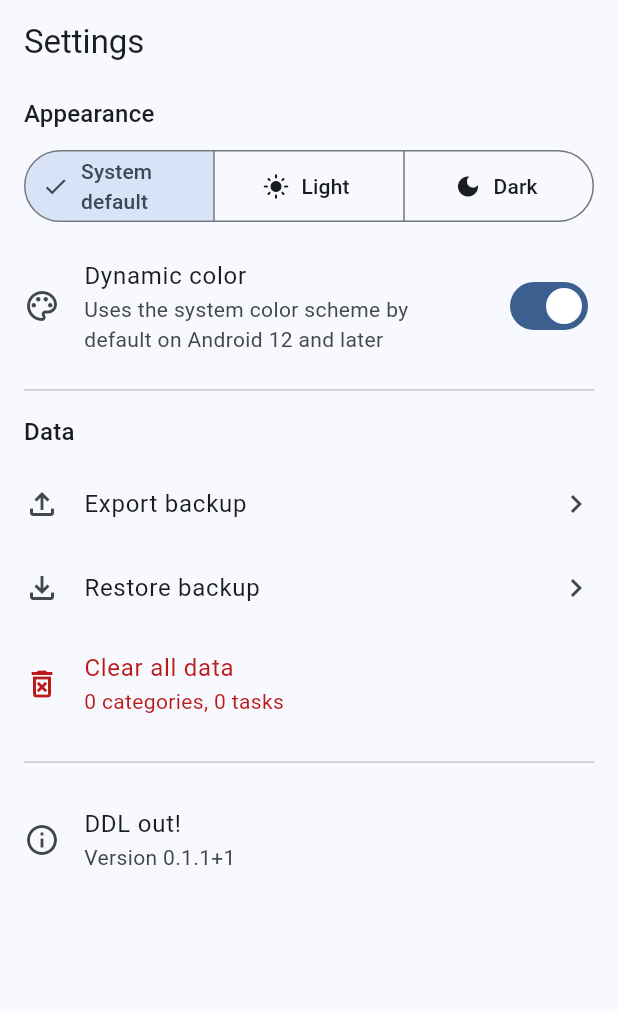
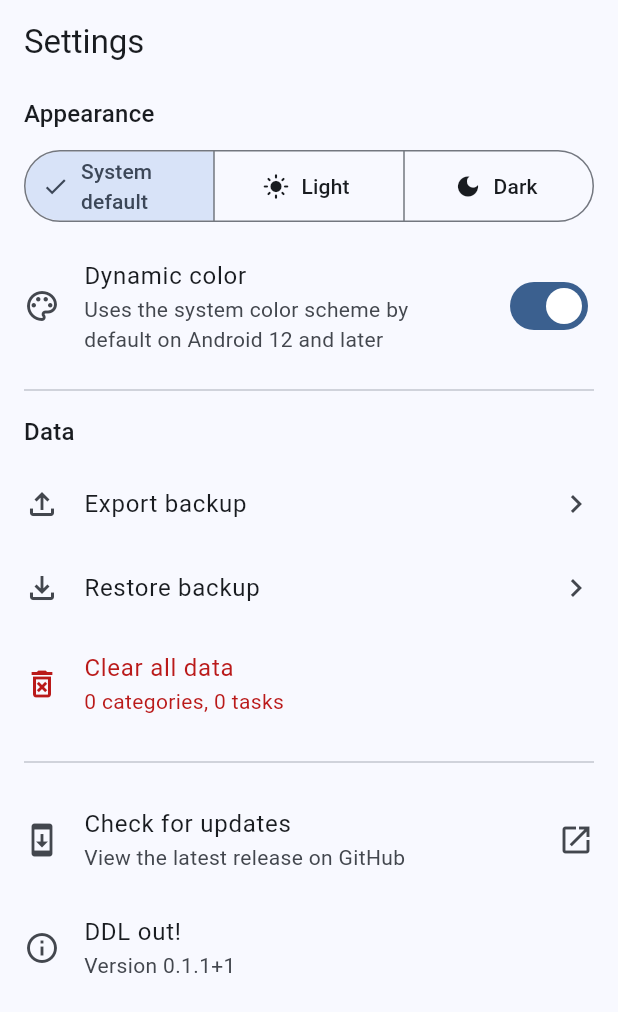
Before and after one commit to FlySparkle/DDL-out, a Flutter app: the SettingsPage screen opened by its route, on a phone screen of 412 x 824 dp. Shown: the top 1012 px of the screen. Run offline on Flutter 3.47's test engine with Material 3 defaults, Android fonts, the phone set to English and light mode, and no system bars; drawn by our look-alikes of dynamic_color; our stand-ins replace drift, drift_flutter, file_picker, flutter_riverpod, go_router, package_info_plus and 1 more; missing offline and left inert: flex_color_picker, window_manager; accounts and stored records are empty; generated files the repository leaves out were written again.

Commit message:
feat(settings): 添加设置页检查更新功能
添加url_launcher依赖以支持跳转外部链接，新增中英日三语的本地化文案，在设置页面加入检查更新入口，点击后跳转至项目GitHub最新发布页，同时更新Windows平台的插件注册配置。

```diff
--- a/lib/features/settings/settings_page.dart
+++ b/lib/features/settings/settings_page.dart
@@ -1,5 +1,6 @@
 import 'package:flutter/material.dart';
 import 'package:flutter_riverpod/flutter_riverpod.dart';
+import 'package:url_launcher/url_launcher.dart';
 
 import '../../core/version/app_version.dart';
 import '../../data/backup/backup_service.dart';
@@ -9,6 +10,10 @@ import '../../l10n/app_localizations.dart';
 
 class SettingsPage extends ConsumerWidget {
   const SettingsPage({super.key});
+
+  static final _latestReleaseUri = Uri.parse(
+    'https://github.com/FlySparkle/DDL-out/releases/latest',
+  );
 
   @override
   Widget build(BuildContext context, WidgetRef ref) {
@@ -96,6 +101,14 @@ class SettingsPage extends ConsumerWidget {
                 onTap: () => _clearAll(context, ref),
               ),
               const Divider(height: 32),
+              ListTile(
+                contentPadding: EdgeInsets.zero,
+                leading: const Icon(Icons.system_update_outlined),
+                title: Text(l10n.checkForUpdates),
+                subtitle: Text(l10n.checkForUpdatesSubtitle),
+                trailing: const Icon(Icons.open_in_new),
+                onTap: () => _openLatestRelease(context),
+              ),
               ListTile(
                 contentPadding: EdgeInsets.zero,
                 leading: const Icon(Icons.info_outline),
@@ -196,6 +209,19 @@ class SettingsPage extends ConsumerWidget {
     }
   }
 
+  Future<void> _openLatestRelease(BuildContext context) async {
+    final l10n = AppLocalizations.of(context);
+    try {
+      final opened = await launchUrl(
+        _latestReleaseUri,
+        mode: LaunchMode.externalApplication,
+      );
+      if (!opened && context.mounted) _message(context, l10n.operationFailed);
+    } on Object {
+      if (context.mounted) _message(context, l10n.operationFailed);
+    }
+  }
+
   void _message(BuildContext context, String message) {
     ScaffoldMessenger.of(context)
       ..hideCurrentSnackBar()
--- a/lib/l10n/app_en.arb
+++ b/lib/l10n/app_en.arb
@@ -84,6 +84,8 @@
   "@taskCount": {"placeholders": {"count": {"type": "int"}}},
   "errorTitle": "Unable to load",
   "retry": "Retry",
+  "checkForUpdates": "Check for updates",
+  "checkForUpdatesSubtitle": "View the latest release on GitHub",
   "aboutVersion": "Version {version}",
   "@aboutVersion": {"placeholders": {"version": {"type": "String"}}}
 }
--- a/lib/l10n/app_ja.arb
+++ b/lib/l10n/app_ja.arb
@@ -84,6 +84,8 @@
   "@taskCount": {"placeholders": {"count": {"type": "int"}}},
   "errorTitle": "読み込めませんでした",
   "retry": "再試行",
+  "checkForUpdates": "アップデートを確認",
+  "checkForUpdatesSubtitle": "GitHub で最新リリースを確認",
   "aboutVersion": "バージョン {version}",
   "@aboutVersion": {"placeholders": {"version": {"type": "String"}}}
 }
--- a/lib/l10n/app_localizations.dart
+++ b/lib/l10n/app_localizations.dart
@@ -567,6 +567,18 @@ abstract class AppLocalizations {
   /// **'重试'**
   String get retry;
 
+  /// No description provided for @checkForUpdates.
+  ///
+  /// In zh, this message translates to:
+  /// **'检查更新'**
+  String get checkForUpdates;
+
+  /// No description provided for @checkForUpdatesSubtitle.
+  ///
+  /// In zh, this message translates to:
+  /// **'在 GitHub 查看最新版本'**
+  String get checkForUpdatesSubtitle;
+
   /// No description provided for @aboutVersion.
   ///
   /// In zh, this message translates to:
--- a/lib/l10n/app_localizations_en.dart
+++ b/lib/l10n/app_localizations_en.dart
@@ -263,6 +263,12 @@ class AppLocalizationsEn extends AppLocalizations {
   String get retry => 'Retry';
 
   @override
+  String get checkForUpdates => 'Check for updates';
+
+  @override
+  String get checkForUpdatesSubtitle => 'View the latest release on GitHub';
+
+  @override
   String aboutVersion(String version) {
     return 'Version $version';
   }
--- a/lib/l10n/app_localizations_ja.dart
+++ b/lib/l10n/app_localizations_ja.dart
@@ -259,6 +259,12 @@ class AppLocalizationsJa extends AppLocalizations {
   String get retry => '再試行';
 
   @override
+  String get checkForUpdates => 'アップデートを確認';
+
+  @override
+  String get checkForUpdatesSubtitle => 'GitHub で最新リリースを確認';
+
+  @override
   String aboutVersion(String version) {
     return 'バージョン $version';
   }
--- a/lib/l10n/app_localizations_zh.dart
+++ b/lib/l10n/app_localizations_zh.dart
@@ -259,6 +259,12 @@ class AppLocalizationsZh extends AppLocalizations {
   String get retry => '重试';
 
   @override
+  String get checkForUpdates => '检查更新';
+
+  @override
+  String get checkForUpdatesSubtitle => '在 GitHub 查看最新版本';
+
+  @override
   String aboutVersion(String version) {
     return '版本 $version';
   }
--- a/lib/l10n/app_zh.arb
+++ b/lib/l10n/app_zh.arb
@@ -84,6 +84,8 @@
   "@taskCount": {"placeholders": {"count": {"type": "int"}}},
   "errorTitle": "加载失败",
   "retry": "重试",
+  "checkForUpdates": "检查更新",
+  "checkForUpdatesSubtitle": "在 GitHub 查看最新版本",
   "aboutVersion": "版本 {version}",
   "@aboutVersion": {"placeholders": {"version": {"type": "String"}}}
 }
--- a/pubspec.yaml
+++ b/pubspec.yaml
@@ -51,6 +51,7 @@ dependencies:
   intl: ^0.20.2
   flex_color_picker: ^3.8.0
   package_info_plus: ^9.0.0
+  url_launcher: ^6.3.2
 
 dev_dependencies:
   flutter_test:
```
Also changed, not shown: pubspec.lock, 2 other files.
